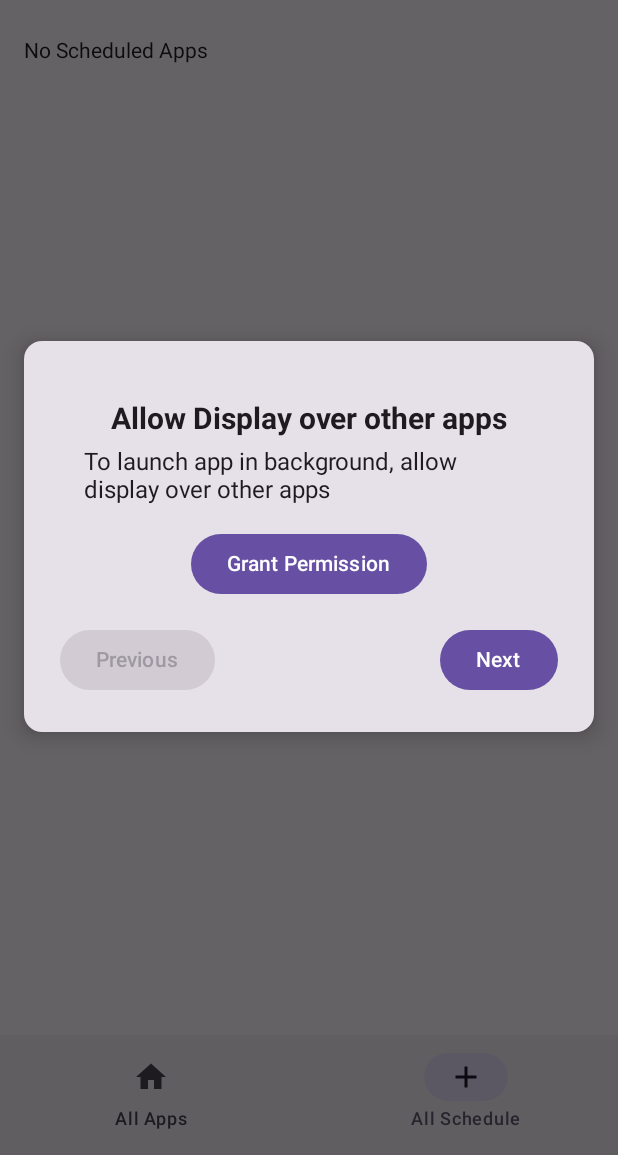
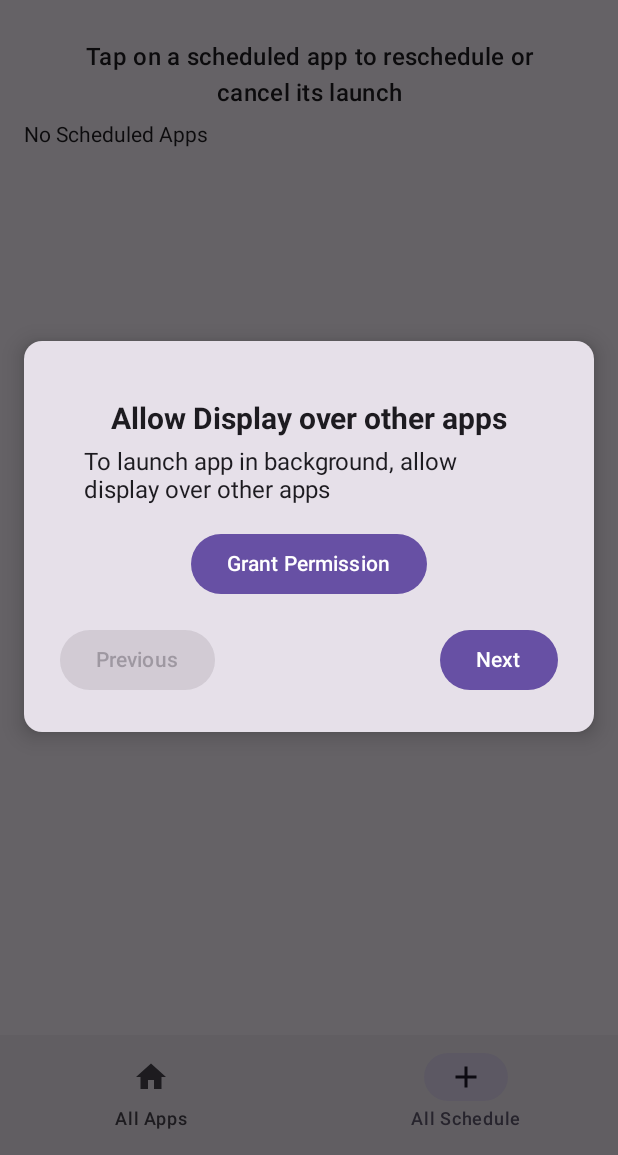
Before and after one commit to asadullah012/appscheduler, an Android app built with Jetpack Compose: the AppScheduleScreen screen opened through its navigation route, on a phone screen of 412 x 824 dp, the part 81-1236 px from its top. Run offline under Robolectric (Android 15) with nearby library versions, the phone set to English and light mode, and no system bars; our stand-ins replace Room's generated code.

Commit message:
removed unnecessary app

```diff
--- a/app/src/main/java/com/meldcx/appscheduler/di/AppModule.kt
+++ b/app/src/main/java/com/meldcx/appscheduler/di/AppModule.kt
@@ -8,10 +8,8 @@ import com.meldcx.appscheduler.data.repository.AppRepositoryImpl
 import com.meldcx.appscheduler.data.repository.ScheduleRepositoryImpl
 import com.meldcx.appscheduler.domain.repository.AppRepository
 import com.meldcx.appscheduler.domain.repository.ScheduleRepository
-import com.meldcx.appscheduler.domain.usecase.GetAppsUseCase
+import com.meldcx.appscheduler.domain.usecase.AppsUseCase
 import com.meldcx.appscheduler.domain.usecase.LaunchScheduleUseCase
-import com.meldcx.appscheduler.domain.usecase.SaveAppsUseCase
-import com.meldcx.appscheduler.domain.usecase.SyncInstalledAppsUseCase
 import com.meldcx.appscheduler.presentation.viewmodel.AppViewModel
 import com.meldcx.appscheduler.presentation.viewmodel.LaunchScheduleViewModel
 import org.koin.android.ext.koin.androidContext
@@ -28,10 +26,8 @@ val appModule = module {
     single { androidContext().packageManager }
     single { SystemAppDataSource(get()) }
     single<AppRepository> { AppRepositoryImpl(get(), get()) }
-    factory { GetAppsUseCase(get()) }
-    factory { SaveAppsUseCase(get()) }
-    factory { SyncInstalledAppsUseCase(get()) }
-    viewModel { AppViewModel(get(), get(), get()) }
+    factory { AppsUseCase(get()) }
+    viewModel { AppViewModel(get(), get()) }
 
     single { get<AppDatabase>().launchScheduleDao() }
     single<ScheduleRepository> { ScheduleRepositoryImpl(get()) }
--- a/app/src/main/java/com/meldcx/appscheduler/domain/repository/AppRepository.kt
+++ b/app/src/main/java/com/meldcx/appscheduler/domain/repository/AppRepository.kt
@@ -6,6 +6,4 @@ import kotlinx.coroutines.flow.Flow
 
 interface AppRepository {
     fun getInstalledApps(): Flow<List<AppInfo>>
-    suspend fun saveApps(apps: List<AppInfo>)
-    suspend fun syncInstalledApp()
 }
--- a/app/src/main/java/com/meldcx/appscheduler/domain/usecase/AppsUseCase.kt
+++ b/app/src/main/java/com/meldcx/appscheduler/domain/usecase/AppsUseCase.kt
@@ -1,20 +1,7 @@
 package com.meldcx.appscheduler.domain.usecase
 
-import com.meldcx.appscheduler.domain.model.AppInfo
 import com.meldcx.appscheduler.domain.repository.AppRepository
 
-class GetAppsUseCase(private val repository: AppRepository) {
-    operator fun invoke() = repository.getInstalledApps()
+class AppsUseCase(private val repository: AppRepository) {
+    fun getAllApps() = repository.getInstalledApps()
 }
-
-class SaveAppsUseCase(private val repository: AppRepository) {
-    suspend operator fun invoke(apps: List<AppInfo>) {
-        repository.saveApps(apps)
-    }
-}
-
-class SyncInstalledAppsUseCase(private val repository: AppRepository) {
-    suspend operator fun invoke() {
-        repository.syncInstalledApp()
-    }
-}
--- a/app/src/main/java/com/meldcx/appscheduler/frameworks/BootReceiver.kt
+++ b/app/src/main/java/com/meldcx/appscheduler/frameworks/BootReceiver.kt
@@ -22,9 +22,9 @@ class BootReceiver : BroadcastReceiver() {
             }
             launchSchedule.forEach {
                 Log.d("TAG", "onReceive: ${it.appName} at ${formatTimestamp(it.scheduledTime)}")
-               if(!isAlarmScheduled(context, it.scheduleId)){
-                   setAlarm(context, it)
-               }
+                if(!isAlarmScheduled(context, it.scheduleId)){
+                    setAlarm(context, it)
+                }
             }
         }
     }
--- a/app/src/main/java/com/meldcx/appscheduler/presentation/navigation/AppNavHost.kt
+++ b/app/src/main/java/com/meldcx/appscheduler/presentation/navigation/AppNavHost.kt
@@ -15,14 +15,14 @@ fun AppNavHost(
 ) {
     NavHost(
         navController = navController,
-        startDestination = "all_app",
+        startDestination = BottomNavItem.AppScreen.route,
         modifier = modifier
     ) {
         composable("all_app") {
             AppListScreen()
         }
         composable(
-            route = "all_schedule"
+            route = BottomNavItem.ScheduleScreen.route
         ) {
             AppScheduleScreen()
         }
--- a/app/src/main/java/com/meldcx/appscheduler/presentation/screen/AppListScreen.kt
+++ b/app/src/main/java/com/meldcx/appscheduler/presentation/screen/AppListScreen.kt
@@ -22,8 +22,10 @@ import androidx.compose.runtime.setValue
 import androidx.compose.ui.Alignment.Companion.CenterHorizontally
 import androidx.compose.ui.Modifier
 import androidx.compose.ui.platform.LocalContext
+import androidx.compose.ui.res.stringResource
 import androidx.compose.ui.text.style.TextAlign
 import androidx.compose.ui.unit.dp
+import com.meldcx.appscheduler.R
 import com.meldcx.appscheduler.domain.model.AppInfo
 import com.meldcx.appscheduler.presentation.viewmodel.AppViewModel
 import com.meldcx.appscheduler.presentation.viewmodel.LaunchScheduleViewModel
@@ -35,7 +37,17 @@ fun AppListScreen() {
     val appViewModel: AppViewModel = koinViewModel()
     val apps by appViewModel.apps.collectAsState()
 
-    Column(modifier = Modifier.fillMaxSize().padding(16.dp)) {
+    Column(modifier = Modifier
+        .fillMaxSize()
+        .padding(16.dp)) {
+        Text(
+            text = stringResource(R.string.add_schedule_instruction),
+            style = MaterialTheme.typography.titleMedium,
+            textAlign = TextAlign.Center,
+            modifier = Modifier
+                .fillMaxWidth()
+                .padding(start = 16.dp, end = 16.dp, bottom = 8.dp)
+        )
         LazyVerticalGrid(
             modifier = Modifier.fillMaxSize(),
             columns = GridCells.Adaptive(minSize = 100.dp)
@@ -55,7 +67,9 @@ fun InstalledAppItem(app: AppInfo){
     val launchScheduleViewModel: LaunchScheduleViewModel = koinViewModel()
 
     Card(
-        modifier = Modifier.fillMaxWidth().padding(8.dp),
+        modifier = Modifier
+            .fillMaxWidth()
+            .padding(8.dp),
         colors = CardDefaults.cardColors(
             containerColor = MaterialTheme.colorScheme.surfaceContainer,
         ),
@@ -64,13 +78,17 @@ fun InstalledAppItem(app: AppInfo){
         }
     ) {
         Column(
-            modifier = Modifier.fillMaxSize().padding(8.dp),
+            modifier = Modifier
+                .fillMaxSize()
+                .padding(8.dp),
             horizontalAlignment = CenterHorizontally
         ) {
             Image(bitmap = getIconDrawableByPackageName(context, app.packageName), contentDescription = app.appName,
                 modifier = Modifier.size(72.dp))
             Text(text = app.appName, style = MaterialTheme.typography.bodySmall, textAlign = TextAlign.Center,
-                modifier = Modifier.fillMaxWidth().padding(top = 8.dp)
+                modifier = Modifier
+                    .fillMaxWidth()
+                    .padding(top = 8.dp)
             )
         }
     }
--- a/app/src/main/java/com/meldcx/appscheduler/presentation/screen/AppScheduleScreen.kt
+++ b/app/src/main/java/com/meldcx/appscheduler/presentation/screen/AppScheduleScreen.kt
@@ -24,8 +24,10 @@ import androidx.compose.runtime.setValue
 import androidx.compose.ui.Alignment
 import androidx.compose.ui.Modifier
 import androidx.compose.ui.platform.LocalContext
+import androidx.compose.ui.res.stringResource
 import androidx.compose.ui.text.style.TextAlign
 import androidx.compose.ui.unit.dp
+import com.meldcx.appscheduler.R
 import com.meldcx.appscheduler.domain.model.LaunchSchedule
 import com.meldcx.appscheduler.domain.model.SCHEDULE_STATUS
 import com.meldcx.appscheduler.presentation.viewmodel.LaunchScheduleViewModel
@@ -37,9 +39,19 @@ import org.koin.androidx.compose.koinViewModel
 fun AppScheduleScreen() {
     val launchScheduleViewModel: LaunchScheduleViewModel = koinViewModel()
     val launchSchedules by launchScheduleViewModel.apps.collectAsState()
-    Column(modifier = Modifier.fillMaxSize().padding(16.dp)) {
+    Column(modifier = Modifier
+        .fillMaxSize()
+        .padding(16.dp)) {
+        Text(
+            text = stringResource(R.string.reschedule_instruction),
+            style = MaterialTheme.typography.titleMedium,
+            textAlign = TextAlign.Center,
+            modifier = Modifier
+                .fillMaxWidth()
+                .padding(start = 16.dp, end = 16.dp, bottom = 8.dp)
+        )
         if(launchSchedules.isEmpty()){
-            Text("No Scheduled Apps")
+            Text(stringResource(R.string.no_scheduled_apps))
         } else {
             LazyColumn {
                 items(launchSchedules) { launchSchedule ->
@@ -56,7 +68,9 @@ fun ScheduleItem(launchScheduleViewModel: LaunchScheduleViewModel, launchSchedul
     var showBottomSheet by remember { mutableStateOf(false) }
 
     Card(
-        modifier = Modifier.fillMaxWidth().padding(8.dp),
+        modifier = Modifier
+            .fillMaxWidth()
+            .padding(8.dp),
         colors = CardDefaults.cardColors(
             containerColor = MaterialTheme.colorScheme.surfaceContainer,
         ),
@@ -64,16 +78,21 @@ fun ScheduleItem(launchScheduleViewModel: LaunchScheduleViewModel, launchSchedul
             if(launchSchedule.status == SCHEDULE_STATUS.SCHEDULED) {
                 showBottomSheet = true
             } else {
-                Toast.makeText(context, "Unable to reschedule app!", Toast.LENGTH_SHORT).show()
+                Toast.makeText(context,
+                    context.getString(R.string.unable_to_reschedule), Toast.LENGTH_SHORT).show()
             }
         }
     ) {
-        Row(modifier = Modifier.fillMaxSize().padding(8.dp),
+        Row(modifier = Modifier
+            .fillMaxSize()
+            .padding(8.dp),
             verticalAlignment = Alignment.CenterVertically){
             Image(bitmap = getIconDrawableByPackageName(context, launchSchedule.packageName), contentDescription = launchSchedule.appName,
                 modifier = Modifier.size(72.dp))
             Column(
-                modifier = Modifier.fillMaxSize().padding(horizontal = 16.dp),
+                modifier = Modifier
+                    .fillMaxSize()
+                    .padding(horizontal = 16.dp),
                 horizontalAlignment = Alignment.Start,
                 verticalArrangement = Arrangement.Center
             ) {
@@ -81,10 +100,14 @@ fun ScheduleItem(launchScheduleViewModel: LaunchScheduleViewModel, launchSchedul
                     modifier = Modifier.fillMaxWidth()
                 )
                 Text(text = formatTimestamp(launchSchedule.scheduledTime), style = MaterialTheme.typography.bodySmall, textAlign = TextAlign.Start,
-                    modifier = Modifier.fillMaxWidth().padding(top = 8.dp)
+                    modifier = Modifier
+                        .fillMaxWidth()
+                        .padding(top = 8.dp)
                 )
                 Text(text = launchSchedule.status.toString(), style = MaterialTheme.typography.bodySmall, textAlign = TextAlign.Start,
-                    modifier = Modifier.fillMaxWidth().padding(top = 8.dp)
+                    modifier = Modifier
+                        .fillMaxWidth()
+                        .padding(top = 8.dp)
                 )
             }
         }
--- a/app/src/main/java/com/meldcx/appscheduler/presentation/screen/MainScreen.kt
+++ b/app/src/main/java/com/meldcx/appscheduler/presentation/screen/MainScreen.kt
@@ -11,7 +11,9 @@ import androidx.compose.material3.TopAppBarDefaults.topAppBarColors
 import androidx.compose.runtime.Composable
 import androidx.compose.ui.Modifier
 import androidx.compose.ui.platform.LocalContext
+import androidx.compose.ui.res.stringResource
 import androidx.navigation.compose.rememberNavController
+import com.meldcx.appscheduler.R
 import com.meldcx.appscheduler.presentation.navigation.AppNavHost
 import com.meldcx.appscheduler.presentation.navigation.BottomNavigationBar
 
@@ -27,7 +29,7 @@ fun MainScreen() {
                     titleContentColor = MaterialTheme.colorScheme.primary,
                 ),
                 title = {
-                    Text("App Scheduler", style = MaterialTheme.typography.displaySmall)
+                    Text(stringResource(R.string.app_name), style = MaterialTheme.typography.displaySmall)
                 }
             ) },
         bottomBar = { BottomNavigationBar(navController) }
--- a/app/src/main/java/com/meldcx/appscheduler/presentation/screen/OnboardingScreen.kt
+++ b/app/src/main/java/com/meldcx/appscheduler/presentation/screen/OnboardingScreen.kt
@@ -23,10 +23,12 @@ import androidx.compose.runtime.rememberCoroutineScope
 import androidx.compose.runtime.setValue
 import androidx.compose.ui.Alignment
 import androidx.compose.ui.Modifier
+import androidx.compose.ui.res.stringResource
 import androidx.compose.ui.text.font.FontWeight
 import androidx.compose.ui.unit.dp
 import androidx.compose.ui.unit.sp
 import androidx.compose.ui.window.Dialog
+import com.meldcx.appscheduler.R
 import com.meldcx.appscheduler.utils.canRequestDisableBatteryOptimization
 import com.meldcx.appscheduler.utils.canRequestManageOverlayPermission
 import com.meldcx.appscheduler.utils.requestDisableBatteryOptimization
@@ -44,8 +46,8 @@ fun getOnboardingPages(context: Context): List<OnboardingPage> {
     val pages = mutableListOf<OnboardingPage>()
     if(canRequestManageOverlayPermission(context)){
         pages.add(OnboardingPage(
-            "Allow Display over other apps",
-            "To launch app in background, allow display over other apps",
+            context.getString(R.string.overlay_permission_title),
+            context.getString(R.string.overlay_permission_description),
             {requestManageOverlayPermission(context)},
             {canRequestManageOverlayPermission(context)}
         ))
@@ -53,8 +55,8 @@ fun getOnboardingPages(context: Context): List<OnboardingPage> {
 
     if(canRequestDisableBatteryOptimization(context)){
         pages.add(OnboardingPage(
-            "Disable Battery Optimization",
-            "To launch app properly in time, please disable battery optimization",
+            context.getString(R.string.disable_battery_optimization_title),
+            context.getString(R.string.disable_battery_optimization_description),
             { requestDisableBatteryOptimization(context, context.packageName) },
             { canRequestDisableBatteryOptimization(context) }
         ))
@@ -87,7 +89,7 @@ fun PermissionOnboardingDialog(context: Context, onDismiss: () -> Unit) {
     fun onNextClick(){
         coroutineScope.launch {
             if (pagerState.currentPage == pages.size - 1) {
-                onDismiss() // Finish button closes the dialog
+                onDismiss()
             } else {
                 pagerState.animateScrollToPage(pagerState.currentPage + 1)
             }
@@ -159,10 +161,10 @@ fun PermissionPage(title: String, description: String, onGrantClick: () -> Unit,
         Spacer(modifier = Modifier.height(16.dp))
         if(canGrant()){
             Button(onClick = { onGrantClick() }) {
-                Text("Grant Permission")
+                Text(stringResource(R.string.grant_permission))
             }
         } else {
-            Text("Already Granted Permission")
+            Text(stringResource(R.string.already_granted_permission))
         }
     }
 }
--- a/app/src/main/java/com/meldcx/appscheduler/presentation/viewmodel/AppViewModel.kt
+++ b/app/src/main/java/com/meldcx/appscheduler/presentation/viewmodel/AppViewModel.kt
@@ -4,15 +4,13 @@ import android.app.Application
 import androidx.lifecycle.AndroidViewModel
 import androidx.lifecycle.viewModelScope
 import com.meldcx.appscheduler.domain.model.AppInfo
-import com.meldcx.appscheduler.domain.usecase.GetAppsUseCase
-import com.meldcx.appscheduler.domain.usecase.SyncInstalledAppsUseCase
+import com.meldcx.appscheduler.domain.usecase.AppsUseCase
 import kotlinx.coroutines.flow.MutableStateFlow
 import kotlinx.coroutines.flow.asStateFlow
 import kotlinx.coroutines.launch
 
 class AppViewModel(
-    private val getAppsUseCase: GetAppsUseCase,
-    private val syncInstalledAppsUseCase: SyncInstalledAppsUseCase,
+    private val appsUseCase: AppsUseCase,
     application: Application
 ) : AndroidViewModel(application) {
 
@@ -23,19 +21,9 @@ class AppViewModel(
         loadInstalledApps()
     }
 
-    fun loadInstalledApps() {
+    private fun loadInstalledApps() {
         viewModelScope.launch {
-            getAppsUseCase().collect { _apps.value = it }
-        }
-    }
-
-    fun getAppInfoByPackageName(packageName: String): AppInfo? {
-        return apps.value.find { it.packageName == packageName }
-    }
-
-    fun syncInstalledApps(){
-        viewModelScope.launch {
-            syncInstalledAppsUseCase()
+            appsUseCase.getAllApps().collect { _apps.value = it }
         }
     }
 }
--- a/app/src/main/java/com/meldcx/appscheduler/utils/DatePicker.kt
+++ b/app/src/main/java/com/meldcx/appscheduler/utils/DatePicker.kt
@@ -7,6 +7,8 @@ import androidx.compose.material3.Text
 import androidx.compose.material3.TextButton
 import androidx.compose.material3.rememberDatePickerState
 import androidx.compose.runtime.Composable
+import androidx.compose.ui.res.stringResource
+import com.meldcx.appscheduler.R
 
 @OptIn(ExperimentalMaterial3Api::class)
 @Composable
@@ -23,12 +25,12 @@ fun DatePickerModal(
                 onDateSelected(datePickerState.selectedDateMillis)
                 onDismiss()
             }) {
-                Text("OK")
+                Text(stringResource(R.string.ok))
             }
         },
         dismissButton = {
             TextButton(onClick = onDismiss) {
-                Text("Cancel")
+                Text(stringResource(R.string.cancel))
             }
         }
     ) {
--- a/app/src/main/java/com/meldcx/appscheduler/utils/TimePickerDialog.kt
+++ b/app/src/main/java/com/meldcx/appscheduler/utils/TimePickerDialog.kt
@@ -7,6 +7,8 @@ import androidx.compose.material3.TextButton
 import androidx.compose.material3.TimePicker
 import androidx.compose.material3.rememberTimePickerState
 import androidx.compose.runtime.Composable
+import androidx.compose.ui.res.stringResource
+import com.meldcx.appscheduler.R
 import java.time.LocalTime
 import java.util.Calendar
 
@@ -46,12 +48,12 @@ fun TimePickerDialog(
         onDismissRequest = onDismiss,
         dismissButton = {
             TextButton(onClick = { onDismiss() }) {
-                Text("Dismiss")
+                Text(stringResource(R.string.cancel))
             }
         },
         confirmButton = {
             TextButton(onClick = { onConfirm() }) {
-                Text("OK")
+                Text(stringResource(R.string.ok))
             }
         },
         text = { content() }
--- a/app/src/main/res/values/strings.xml
+++ b/app/src/main/res/values/strings.xml
@@ -1,3 +1,23 @@
 <resources>
     <string name="app_name">App Scheduler</string>
+    <string name="add_schedule_instruction">Tap on an app to schedule its launch</string>
+    <string name="reschedule_instruction">Tap on a scheduled app to reschedule or cancel its launch</string>
+    <string name="no_scheduled_apps">No Scheduled Apps</string>
+    <string name="unable_to_reschedule">Unable to reschedule app!</string>
+    <string name="ok">OK</string>
+    <string name="cancel">Cancel</string>
+    <string name="confirm">Confirm</string>
+    <string name="dismiss">Dismiss</string>
+    <string name="error_requesting_battery_optimization">Error requesting battery optimization</string>
+    <string name="overlay_permission_title">Allow Display over other apps</string>
+    <string name="overlay_permission_description">To launch app in background, allow display over other apps</string>
+    <string name="disable_battery_optimization_title">Disable Battery Optimization</string>
+    <string name="disable_battery_optimization_description">To launch app properly in time, please disable battery optimization</string>
+    <string name="grant_permission">Grant Permission</string>
+    <string name="already_granted_permission">Already Granted Permission</string>
+    <string name="pick_time">Pick a Time</string>
+    <string name="pick_date">Pick a Date</string>
+    <string name="past_date_selection_warning">Selected date and time must be in the future</string>
+    <string name="schedule_app_launch">Schedule App Launch</string>
+    <string name="cancel_schedule">Cancel Schedule</string>
 </resources>
```
Also changed, not shown: app/src/main/java/com/meldcx/appscheduler/data/repository/AppRepositoryImpl.kt (+1 -13 lines), app/src/main/java/com/meldcx/appscheduler/frameworks/AlarmManager.kt (+8 -2 lines), app/src/main/java/com/meldcx/appscheduler/presentation/screen/ScheduleBottomSheet.kt (+9 -6 lines), app/src/main/java/com/meldcx/appscheduler/utils/AlertDialog.kt (deleted, +0 -45 lines), app/src/main/java/com/meldcx/appscheduler/utils/PermissionUtils.kt (+3 -36 lines).
